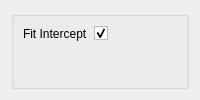
Old version of the form ui/cv_OLS.ui in the repository tthatcher95/PyHAT_Point_Spectra_GUI.
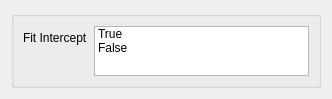
New version of the form.

```diff
--- a/ui/cv_OLS.ui
+++ b/ui/cv_OLS.ui
@@ -2,6 +2,14 @@
 <ui version="4.0">
  <class>Form</class>
  <widget class="QWidget" name="Form">
+  <property name="geometry">
+   <rect>
+    <x>0</x>
+    <y>0</y>
+    <width>332</width>
+    <height>96</height>
+   </rect>
+  </property>
   <property name="sizePolicy">
    <sizepolicy hsizetype="Ignored" vsizetype="Ignored">
     <horstretch>0</horstretch>
@@ -26,10 +34,26 @@
        </widget>
       </item>
       <item row="0" column="1">
-       <widget class="QCheckBox" name="fitInterceptCheckBox">
-        <property name="checked">
-         <bool>true</bool>
+       <widget class="QListWidget" name="fit_intercept_list">
+        <property name="maximumSize">
+         <size>
+          <width>16777215</width>
+          <height>50</height>
+         </size>
         </property>
+        <property name="selectionMode">
+         <enum>QAbstractItemView::MultiSelection</enum>
+        </property>
+        <item>
+         <property name="text">
+          <string>True</string>
+         </property>
+        </item>
+        <item>
+         <property name="text">
+          <string>False</string>
+         </property>
+        </item>
        </widget>
       </item>
      </layout>
```
